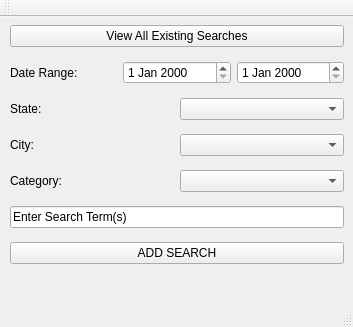
First picture: the form in gui_design/main_window.ui, repository AWGarvin/Cbot, before the edit.
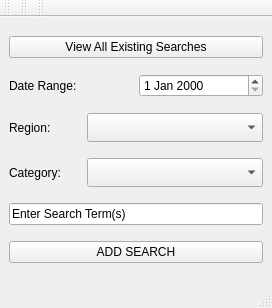
Second picture: the form after the edit.

Commit message: working version of main window. dict of regional data added for converting search term to url. regional data loaded into main window

Diff of the .ui file:
```diff
--- a/gui_design/main_window.ui
+++ b/gui_design/main_window.ui
@@ -6,23 +6,16 @@
    <rect>
     <x>0</x>
     <y>0</y>
-    <width>353</width>
-    <height>327</height>
+    <width>272</width>
+    <height>308</height>
    </rect>
   </property>
   <property name="windowTitle">
    <string>MainWindow</string>
   </property>
   <widget class="QWidget" name="centralwidget">
-   <widget class="QWidget" name="verticalLayoutWidget_3">
-    <property name="geometry">
-     <rect>
-      <x>10</x>
-      <y>0</y>
-      <width>334</width>
-      <height>261</height>
-     </rect>
-    </property>
+   <layout class="QHBoxLayout" name="horizontalLayout_2">
+    <item>
     <layout class="QVBoxLayout" name="verticalLayout_3">
      <item>
       <widget class="QPushButton" name="pushButton_2">
@@ -31,34 +24,17 @@
        </property>
       </widget>
      </item>
-     <item>
-      <layout class="QHBoxLayout" name="horizontalLayout">
-       <item>
-        <widget class="QLabel" name="label">
-         <property name="text">
-          <string>Date Range: </string>
-         </property>
-        </widget>
-       </item>
-       <item>
-        <widget class="QDateEdit" name="dateEdit"/>
-       </item>
-       <item>
-        <widget class="QDateEdit" name="dateEdit_2"/>
-       </item>
-      </layout>
-     </item>
      <item>
       <layout class="QHBoxLayout" name="horizontalLayout_4">
        <item>
         <widget class="QLabel" name="label_5">
          <property name="text">
-          <string>State:</string>
+           <string>Date Range:</string>
          </property>
         </widget>
        </item>
        <item>
-        <widget class="QComboBox" name="comboBox_2"/>
+         <widget class="QDateEdit" name="dateEdit"/>
        </item>
       </layout>
      </item>
@@ -67,12 +43,25 @@
        <item>
         <widget class="QLabel" name="label_3">
          <property name="text">
-          <string>City: </string>
+           <string>Region:</string>
          </property>
         </widget>
        </item>
        <item>
-        <widget class="QComboBox" name="comboBox"/>
+         <widget class="QComboBox" name="regionCB">
+          <property name="minimumSize">
+           <size>
+            <width>176</width>
+            <height>29</height>
+           </size>
+          </property>
+          <property name="maximumSize">
+           <size>
+            <width>176</width>
+            <height>29</height>
+           </size>
+          </property>
+         </widget>
        </item>
       </layout>
      </item>
@@ -86,7 +75,20 @@
         </widget>
        </item>
        <item>
-        <widget class="QComboBox" name="comboBox_4"/>
+         <widget class="QComboBox" name="categoryCB">
+          <property name="minimumSize">
+           <size>
+            <width>176</width>
+            <height>29</height>
+           </size>
+          </property>
+          <property name="maximumSize">
+           <size>
+            <width>176</width>
+            <height>29</height>
+           </size>
+          </property>
+         </widget>
        </item>
       </layout>
      </item>
@@ -105,7 +107,8 @@
       </widget>
      </item>
     </layout>
-   </widget>
+    </item>
+   </layout>
   </widget>
   <widget class="QMenuBar" name="menubar">
    <property name="geometry">
@@ -129,6 +132,28 @@
     <bool>false</bool>
    </attribute>
   </widget>
+  <widget class="QToolBar" name="toolBar_2">
+   <property name="windowTitle">
+    <string>toolBar_2</string>
+   </property>
+   <attribute name="toolBarArea">
+    <enum>TopToolBarArea</enum>
+   </attribute>
+   <attribute name="toolBarBreak">
+    <bool>false</bool>
+   </attribute>
+  </widget>
+  <widget class="QToolBar" name="toolBar_3">
+   <property name="windowTitle">
+    <string>toolBar_3</string>
+   </property>
+   <attribute name="toolBarArea">
+    <enum>TopToolBarArea</enum>
+   </attribute>
+   <attribute name="toolBarBreak">
+    <bool>false</bool>
+   </attribute>
+  </widget>
  </widget>
  <resources/>
  <connections/>
```
Left out of the diff: 6 changed lines with no effect on the pictures. Lines whose indentation alone changed are shown as unchanged. The commit also changes 3 other files.
